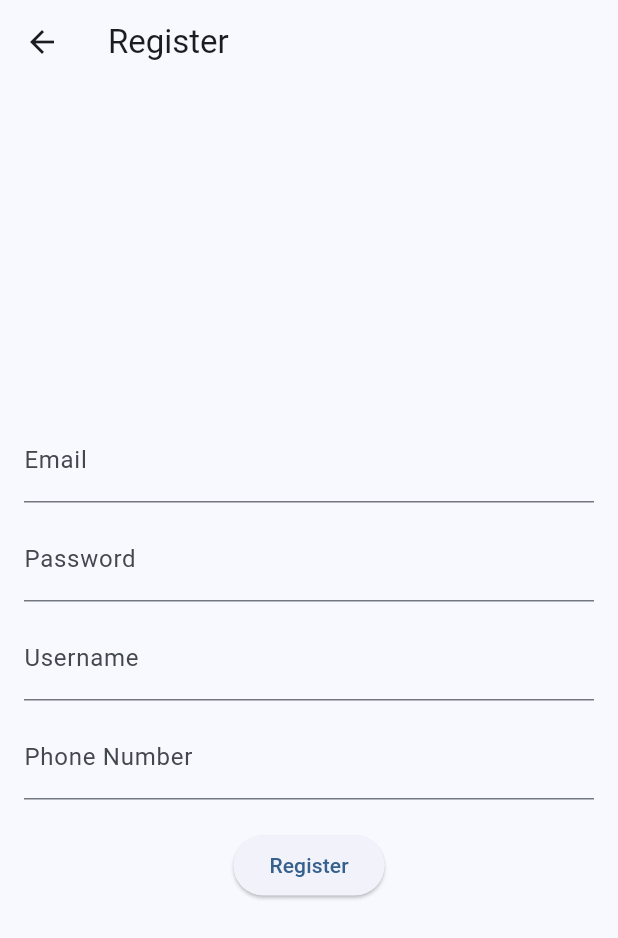
After one commit to rahel-yekoye/chatapp_frontend, a Flutter app: the screen it shows after launch, after a tap on "Register", on a phone screen of 412 x 824 dp. The commit adds this screen. Shown: the top 938 px of the screen. Run offline on Flutter 3.47's test engine with Material 3 defaults, Android fonts, the phone set to English and light mode, and no system bars; our stand-ins replace socket_io_client; network calls fail.

Commit message:
third commit

```diff
--- a/lib/home_page.dart
+++ b/lib/home_page.dart
@@ -1,30 +1,35 @@
 import 'package:flutter/material.dart';
-import '../screens/chat_screen.dart'; // Make sure to import your chat screen
+import '../screens/register_screen.dart'; // Import the Register screen
+import '../screens/login_screen.dart'; // Import the Login screen
 
 class HomePage extends StatelessWidget {
-  const HomePage({super.key});
+  final String? loggedInUser; // Add a parameter for the logged-in user
+
+  const HomePage({super.key, this.loggedInUser});
 
   @override
   Widget build(BuildContext context) {
     return Scaffold(
-      appBar: AppBar(title: const Text('Select User')),
+      appBar: AppBar(
+        title: Text(loggedInUser != null
+            ? 'Welcome, $loggedInUser'
+            : 'Welcome to Chat App'),
+      ),
       body: Center(
         child: Column(
           mainAxisAlignment: MainAxisAlignment.center,
           children: [
+            if (loggedInUser == null) ...[
               ElevatedButton(
                 onPressed: () {
                   Navigator.push(
                     context,
                     MaterialPageRoute(
-                    builder: (context) => ChatScreen(
-                      currentUser: 'Alice',
-                      otherUser: 'Bob',
-                    ),
+                      builder: (context) => const RegisterScreen(),
                     ),
                   );
                 },
-              child: const Text('Login as Alice'),
+                child: const Text('Register'),
               ),
               const SizedBox(height: 20),
               ElevatedButton(
@@ -32,15 +37,15 @@ class HomePage extends StatelessWidget {
                   Navigator.push(
                     context,
                     MaterialPageRoute(
-                    builder: (context) => ChatScreen(
-                      currentUser: 'Bob',
-                      otherUser: 'Alice',
-                    ),
+                      builder: (context) => const LoginScreen(),
                     ),
                   );
                 },
-              child: const Text('Login as Bob'),
+                child: const Text('Login'),
               ),
+            ] else ...[
+              const Text('You are logged in!'),
+            ],
           ],
         ),
       ),
--- a/lib/main.dart
+++ b/lib/main.dart
@@ -1,5 +1,6 @@
+import 'package:chat_app_flutter/home_page.dart';
 import 'package:flutter/material.dart';
-import 'home_page.dart'; // Import the HomePage you created
+import 'screens/register_screen.dart'; // Import the RegisterScreen
 
 void main() {
   runApp(const MyApp());
@@ -17,7 +18,7 @@ class MyApp extends StatelessWidget {
         colorScheme: ColorScheme.fromSeed(seedColor: Colors.blue),
         useMaterial3: true,
       ),
-      home: const HomePage(), // Set HomePage as initial screen
+      home: const HomePage(), // Set RegisterScreen as the initial screen
     );
   }
 }
--- /dev/null
+++ b/lib/screens/register_screen.dart
@@ -0,0 +1,130 @@
+import 'package:chat_app_flutter/screens/chat_screen.dart';
+import 'package:flutter/material.dart';
+import 'package:http/http.dart' as http;
+import 'dart:convert';
+import 'login_screen.dart';
+
+class RegisterScreen extends StatefulWidget {
+  const RegisterScreen({super.key});
+
+  @override
+  State<RegisterScreen> createState() => _RegisterScreenState();
+}
+
+class _RegisterScreenState extends State<RegisterScreen> {
+  final _emailController = TextEditingController();
+  final _passwordController = TextEditingController();
+  final _usernameController = TextEditingController();
+  String phoneNumber = '';
+
+  Future<void> _register() async {
+    final email = _emailController.text.trim();
+    final password = _passwordController.text.trim();
+    final username = _usernameController.text.trim();
+
+    if (email.isNotEmpty && password.isNotEmpty && username.isNotEmpty && phoneNumber.isNotEmpty) {
+      print({
+        'username': username,
+        'email': email,
+        'phoneNumber': phoneNumber,
+        'password': password,
+      });
+      final response = await http.post(
+        Uri.parse('http://localhost:3000/register'),
+        headers: {'Content-Type': 'application/json'},
+        body: jsonEncode({
+          'username': username,
+          'email': email,
+          'phoneNumber': phoneNumber, // Include phone number
+          'password': password,
+        }),
+      );
+
+      if (response.statusCode == 201) {
+        // Automatically log the user in
+        final loginResponse = await http.post(
+          Uri.parse('http://localhost:3000/login'),
+          headers: {'Content-Type': 'application/json'},
+          body: jsonEncode({
+            'email': email,
+            'password': password,
+          }),
+        );
+
+        if (loginResponse.statusCode == 200) {
+          final data = jsonDecode(loginResponse.body);
+          final token = data['token']; // Assuming the backend returns a token
+          final username = data['user']['username'];
+
+          // Navigate to the home or chat screen
+          Navigator.push(
+            context,
+            MaterialPageRoute(
+              builder: (context) => ChatScreen(
+                currentUser: username, // Replace with the actual logged-in user
+                otherUser: '', // Replace with logic to select another user
+                jwtToken: token, // Replace with the actual JWT token
+              ),
+            ),
+          );
+        } else {
+          ScaffoldMessenger.of(context).showSnackBar(
+            const SnackBar(content: Text('Login failed after registration')),
+          );
+        }
+      } else {
+        ScaffoldMessenger.of(context).showSnackBar(
+          const SnackBar(content: Text('Registration failed')),
+        );
+      }
+    } else {
+      ScaffoldMessenger.of(context).showSnackBar(
+        const SnackBar(content: Text('Please fill in all fields')),
+      );
+    }
+  }
+
+  @override
+  Widget build(BuildContext context) {
+    return Scaffold(
+      appBar: AppBar(title: const Text('Register')),
+      body: Padding(
+        padding: const EdgeInsets.all(16.0),
+        child: Column(
+          mainAxisAlignment: MainAxisAlignment.center,
+          children: [
+            TextField(
+              controller: _emailController,
+              decoration: const InputDecoration(labelText: 'Email'),
+              keyboardType: TextInputType.emailAddress,
+            ),
+            const SizedBox(height: 10),
+            TextField(
+              controller: _passwordController,
+              decoration: const InputDecoration(labelText: 'Password'),
+              obscureText: true,
+            ),
+            const SizedBox(height: 10),
+            TextField(
+              controller: _usernameController,
+              decoration: const InputDecoration(labelText: 'Username'),
+            ),
+            const SizedBox(height: 10),
+            TextFormField(
+              decoration: InputDecoration(labelText: 'Phone Number'),
+              keyboardType: TextInputType.phone,
+              onChanged: (value) {
+                phoneNumber = value; // Save the phone number
+              },
+            ),
+            const SizedBox(height: 20),
+            ElevatedButton(
+              onPressed: _register,
+              child: const Text('Register'),
+            ),
+          ],
+        ),
+      ),
+    );
+  }
+}
```
Also changed, not shown: lib/models/message.dart (+8 -8 lines), lib/screens/chat_screen.dart (+69 -65 lines), lib/screens/inbox_screen.dart (added, +73 -0 lines), lib/screens/login_screen.dart (added, +113 -0 lines), lib/screens/search_user_screen.dart (added, +166 -0 lines), lib/services/socket_service.dart (+18 -9 lines), package.json (added, +16 -0 lines). Lines whose indentation alone changed are shown as unchanged.
